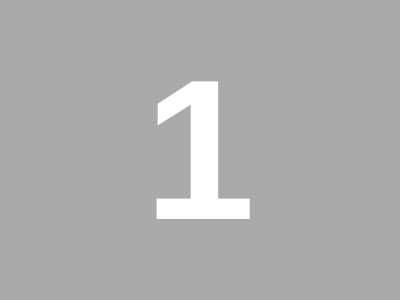
First picture: the form in Software/src/wizard/MonitorIdForm.ui, repository woodenshark/Lightpack, before the edit.
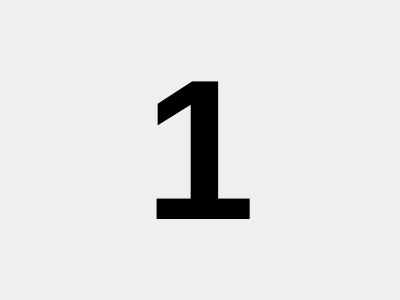
Second picture: the form after the edit.

Diff of the .ui file:
```diff
--- a/Software/src/wizard/MonitorIdForm.ui
+++ b/Software/src/wizard/MonitorIdForm.ui
@@ -23,7 +23,7 @@
    <double>1.000000000000000</double>
   </property>
   <property name="styleSheet">
-   <string notr="true">background: #aaa</string>
+   <string notr="true"/>
   </property>
   <layout class="QGridLayout" name="gridLayout">
    <item row="1" column="0">
@@ -49,7 +49,7 @@
       </font>
      </property>
      <property name="styleSheet">
-      <string notr="true">color: #fff</string>
+      <string notr="true"/>
      </property>
      <property name="text">
       <string>1</string>
```
